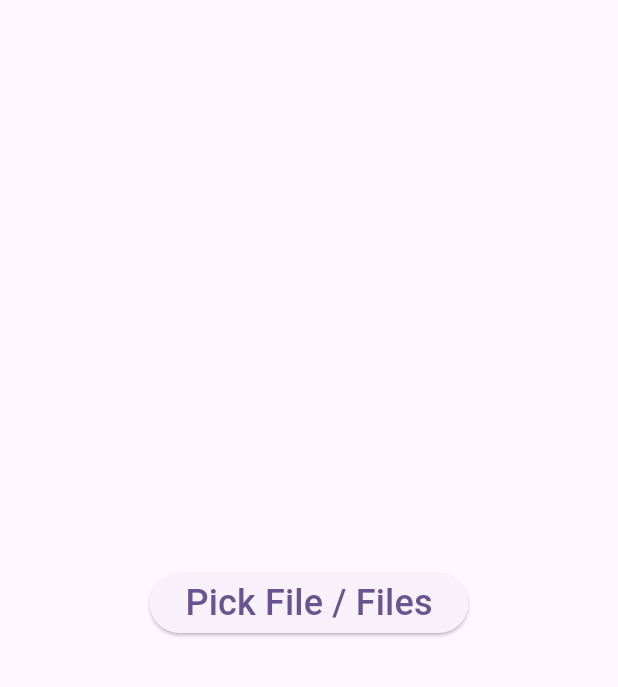
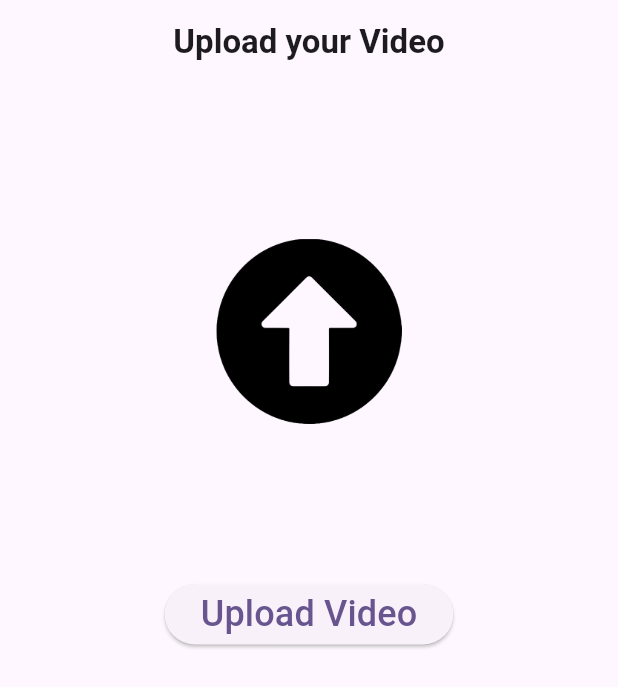
Before and after one commit to ManishTanwar0023/house_of_talent, a Flutter app: the PostPage screen opened directly, after a tap on "Post Video", on a phone screen of 412 x 824 dp. Shown: the top 687 px of the screen. Run offline on Flutter 3.47's test engine with Material 3 defaults, Android fonts, the phone set to English and light mode, and no system bars; our stand-ins replace animated_notch_bottom_bar, file_picker, open_file; missing offline and left inert: zego_zimkit; network calls fail.

Commit message:
day 4 update
add image icon and change some codes and dependency file picker etc..

```diff
--- a/lib/Screens/FilePicker.dart
+++ b/lib/Screens/CustomFilePicker.dart
@@ -1,8 +1,10 @@
 import 'dart:io';
 import 'package:file_picker/file_picker.dart';
 import 'package:flutter/material.dart';
+import 'package:house_of_talent/Screens/PostPage.dart';
 import 'package:path/path.dart';
 import 'package:open_file/open_file.dart';
+import 'package:path_provider/path_provider.dart';
 
 class CustomFilePicker extends StatefulWidget {
   const CustomFilePicker({Key? key});
@@ -13,16 +15,36 @@ class CustomFilePicker extends StatefulWidget {
 
 class _CustomFilePickerState extends State<CustomFilePicker> {
   List<File> pickedFile = [];
+  bool isfilled = false;
+
+  Future<void> uploadFiles() async {
+    pickedFile.forEach((file) {
+      print('Uploading file: ${file.path}');
+      // Add your upload logic here
+    });
+  }
+
+  Future<void> storeFilesLocally() async {
+    Directory appDir = await getApplicationDocumentsDirectory();
+
+    for (File file in pickedFile) {
+      String fileName = basename(file.path);
+      String newPath = '${appDir.path}/$fileName';
+      await file.copy(newPath);
+      print('File stored locally: $newPath');
+    }
+  }
 
   pickFile() async {
     var result = await FilePicker.platform.pickFiles(
       allowMultiple: true,
       type: FileType.custom,
-      allowedExtensions: ['mp4'],
+      allowedExtensions: ['mp4', 'avi', 'mov'],
     );
     if (result != null) {
       setState(() {
         pickedFile = result.files.map((file) => File(file.path!)).toList();
+        isfilled = true;
       });
     }
   }
@@ -33,15 +55,35 @@ class _CustomFilePickerState extends State<CustomFilePicker> {
 
   @override
   Widget build(BuildContext context) {
+    Size size = MediaQuery.of(context).size;
     return Scaffold(
+      appBar: AppBar(
+        automaticallyImplyLeading: false,
+        title: Center(
+          child: Text(
+            'Upload your Video',
+            style: TextStyle(fontWeight: FontWeight.bold),
+          ),
+        ),
+      ),
       body: Center(
         child: Column(
-          mainAxisAlignment: MainAxisAlignment.center,
           children: [
+            Center(
+              child: Container(
+                height: size.height * 0.4,
+                width: size.width * 0.3,
+                decoration: BoxDecoration(
+                  image: DecorationImage(
+                    image: AssetImage('assets/images/upload_arrow.png'),
+                  ),
+                ),
+              ),
+            ),
             ElevatedButton(
               onPressed: pickFile,
               child: Text(
-                'Pick File / Files',
+                'Upload Video',
                 style: TextStyle(fontSize: 24),
               ),
             ),
@@ -65,7 +107,26 @@ class _CustomFilePickerState extends State<CustomFilePicker> {
                 );
               },
             )
-                : Container()
+                : Container(),
+            SizedBox(height: 20),
+            isfilled
+                ? ElevatedButton(
+              onPressed: () {
+                storeFilesLocally().then((_) {
+                  // Once files are stored locally, proceed with upload
+                  uploadFiles();
+                  Navigator.push(
+                    context,
+                    MaterialPageRoute(builder: (context) => PostPage()),
+                  );
+                });
+              },
+              child: Text(
+                'Upload Files',
+                style: TextStyle(fontSize: 24),
+              ),
+            )
+                : Container(),
           ],
         ),
       ),
--- a/lib/Screens/EditProfile.dart
+++ b/lib/Screens/EditProfile.dart
@@ -30,9 +30,6 @@ class _EditProfileState extends State<EditProfile> {
             IconButton(
               onPressed: () {
                 editProfile(context, type: "Edit", fname: Name.text, lname: '', email: '', ph: '', gender: '', DOB: '', username: UserName.text, image: '', BIO: Bio.text, Insta: Insta.text, YT: YT.text);
-                Navigator.push(context, MaterialPageRoute(builder: (context) {
-                  return Profile(Insta: Insta.text, YT: YT.text,);
-                },));
                 },
               icon: Icon(Icons.check),
             )
--- a/lib/Screens/HomeScreen.dart
+++ b/lib/Screens/HomeScreen.dart
@@ -34,7 +34,7 @@ class _HomeScreenState extends State<HomeScreen> {
     ),
     PostPage(),
     Cmt_Login(),
-    Profile(Insta: '', YT: '',),
+    Profile(),
   ];
 
   @override
--- a/lib/Screens/PostPage.dart
+++ b/lib/Screens/PostPage.dart
@@ -1,8 +1,9 @@
 import 'package:flutter/material.dart';
 import 'package:house_of_talent/CustomWidgets/TermAndConditionCustomText.dart';
+import 'package:house_of_talent/Model/ApiCallingMethods.dart';
 
 import '../CustomWidgets/BuildButtonWithIcon_CustomWidget.dart';
-import 'FilePicker.dart';
+import 'CustomFilePicker.dart';
 
 class PostPage extends StatefulWidget {
   const PostPage();
@@ -13,12 +14,16 @@ class PostPage extends StatefulWidget {
 
 class _PostPageState extends State<PostPage> {
   bool isChecked = false;
+  bool videoUploaded = false;
+  String video = 'assets/images/girl.png';
 
   @override
   Widget build(BuildContext context) {
+    var description = TextEditingController();
     Size size = MediaQuery.of(context).size;
     return Scaffold(
-      appBar: AppBar(automaticallyImplyLeading: false,
+      appBar: AppBar(
+        automaticallyImplyLeading: false,
         title: Text(
           'Post',
           style: TextStyle(fontWeight: FontWeight.bold),
@@ -46,7 +51,7 @@ class _PostPageState extends State<PostPage> {
                       borderRadius: BorderRadius.circular(10),
                       border: Border.all(width: 1, color: Colors.black),
                     ),
-                    child: Image(image: AssetImage('assets/images/girl.png'),fit: BoxFit.cover,),
+                    child: Image(image: AssetImage(video), fit: BoxFit.cover),
                   ),
                   SizedBox(width: 8),
                   Container(
@@ -59,43 +64,56 @@ class _PostPageState extends State<PostPage> {
                     child: Padding(
                       padding: const EdgeInsets.all(8.0),
                       child: TextField(
+                        controller: description,
                         decoration: InputDecoration(
                           border: InputBorder.none,
                           hintText: 'Describe your video',
-                          hintStyle: TextStyle(fontSize: 12), // Set the font size here
+                          hintStyle: TextStyle(fontSize: 12),
                         ),
                         maxLines: 8,
                         maxLength: 250,
-                        style: TextStyle(fontSize: 12), // Set the font size of entered text here
+                        style: TextStyle(fontSize: 12),
                       ),
                     ),
                   ),
                 ],
               ),
-              SizedBox(height: 20,),
-              Row(mainAxisAlignment: MainAxisAlignment.spaceBetween,
+              SizedBox(height: 20),
+              Row(
+                mainAxisAlignment: MainAxisAlignment.spaceBetween,
                 children: [
-                  Row(children: [
-                    Icon(Icons.lock,size: 30,),
-                    Text('Who Can View This Video',style: TextStyle(fontWeight: FontWeight.w500),),
-
-                  ],),
                   Row(
                     children: [
-                      Text('Public',style: TextStyle(fontWeight: FontWeight.bold),),
+                      Icon(Icons.lock, size: 30),
+                      Text(
+                        'Who Can View This Video',
+                        style: TextStyle(fontWeight: FontWeight.w500),
+                      ),
+                    ],
+                  ),
+                  Row(
+                    children: [
+                      Text(
+                        'Public',
+                        style: TextStyle(fontWeight: FontWeight.bold),
+                      ),
                       InkWell(
-                          onTap: (){},
-                          child: Icon(Icons.arrow_forward_ios_outlined,size: 30,)),
+                        onTap: () {},
+                        child: Icon(Icons.arrow_forward_ios_outlined, size: 30),
+                      ),
                     ],
                   ),
                 ],
               ),
-              SizedBox(height: 5,),
-              Container(height: 2,
+              SizedBox(height: 5),
+              Container(
+                height: 2,
                 width: double.infinity,
-                decoration: BoxDecoration(border: Border.all(width: 1)),),
-              SizedBox(height: 10,),
-              Row(children: [
+                decoration: BoxDecoration(border: Border.all(width: 1)),
+              ),
+              SizedBox(height: 10),
+              Row(
+                children: [
                   Checkbox(
                     value: isChecked,
                     onChanged: (bool? value) {
@@ -105,19 +123,43 @@ class _PostPageState extends State<PostPage> {
                     },
                   ),
                   TermAndConditionCustomText(),
-              ],),
-              SizedBox(height: size.height*0.2),
+                ],
+              ),
+              SizedBox(height: size.height * 0.2),
               InkWell(
-                onTap: (){},
-                  child: buildButtonWithIcon(Icons.drafts_outlined, 'Draft')),
-              SizedBox(height: 15,),
-              InkWell(
-                onTap: (){
+                onTap: () {},
+                child: buildButtonWithIcon(Icons.drafts_outlined, 'Draft'),
+              ),
+              SizedBox(height: 15),
+              SizedBox(height: 15),
+              videoUploaded
+                  ? InkWell(
+                onTap: () {
+                  AddPost(
+                    context,
+                    mode: "Public",
+                    D: description.text,
+                    Thumbnail: '',
+                    creator: '',
+                    video: video,
+                  );
+                },
+                child: buildButtonWithIcon(Icons.cloud_upload, 'Submit'),
+              )
+                  : InkWell(
+                onTap: () {
                   Navigator.push(context, MaterialPageRoute(builder: (context) {
                     return CustomFilePicker();
-                  },));
+                  })).then((value) {
+                    if (value != null && value) {
+                      setState(() {
+                        videoUploaded = true;
+                      });
+                    }
+                  });
                 },
-                  child: buildButtonWithIcon(Icons.cloud_upload, 'Post Video'))
+                child: buildButtonWithIcon(Icons.cloud_upload, 'Post Video'),
+              ),
             ],
           ),
         ),
--- a/lib/Screens/Profile.dart
+++ b/lib/Screens/Profile.dart
@@ -5,9 +5,8 @@ import 'Personal Information.dart';
 import 'Wallet.dart';
 
 class Profile extends StatefulWidget {
-  final String Insta;
-  final String YT;
-  const Profile({required this.Insta,required this.YT});
+
+  const Profile();
 
   @override
   State<Profile> createState() => _ProfileState();
--- a/pubspec.yaml
+++ b/pubspec.yaml
@@ -41,6 +41,7 @@ dependencies:
   provider: ^6.1.2
   file_picker: ^6.2.1
   open_file: ^3.3.2
+  shared_preferences: ^2.2.2
 
 
 
```
Also changed, not shown: lib/Model/ApiCallingMethods.dart (+75 -9 lines), lib/Screens/AddBank.dart (+6 -1 lines), assets/images/upload_arrow.png (added), pubspec.lock. Lines whose indentation alone changed are shown as unchanged.
